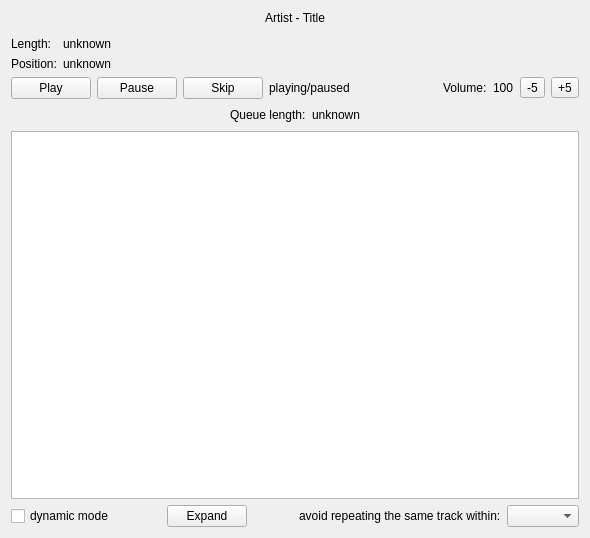
Before: the Qt Designer form src/gui-remote/mainwidget.ui in hyperquantum/PMP, drawn with Qt 5.
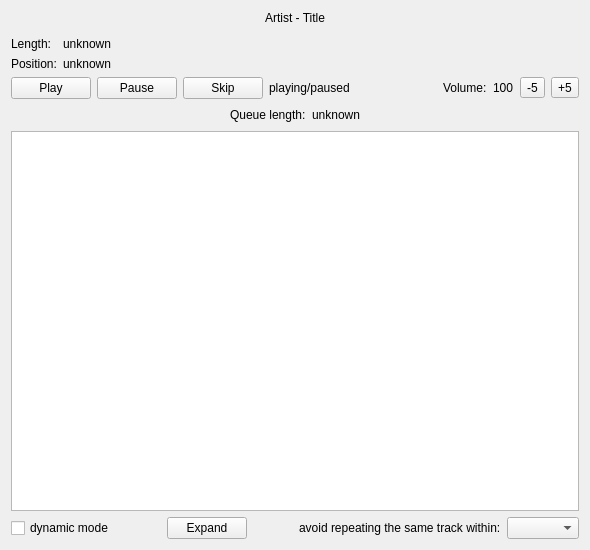
After: the same form once the commit is applied. Custom widgets are drawn as their Qt base class.

Commit message: Set a minimumsize on the MainWidget.

Patch:
```diff
--- a/src/gui-remote/mainwidget.ui
+++ b/src/gui-remote/mainwidget.ui
@@ -7,9 +7,15 @@
     <x>0</x>
     <y>0</y>
     <width>590</width>
-    <height>538</height>
+    <height>550</height>
    </rect>
   </property>
+  <property name="minimumSize">
+   <size>
+    <width>500</width>
+    <height>550</height>
+   </size>
+  </property>
   <property name="windowTitle">
    <string>Form</string>
   </property>
```
